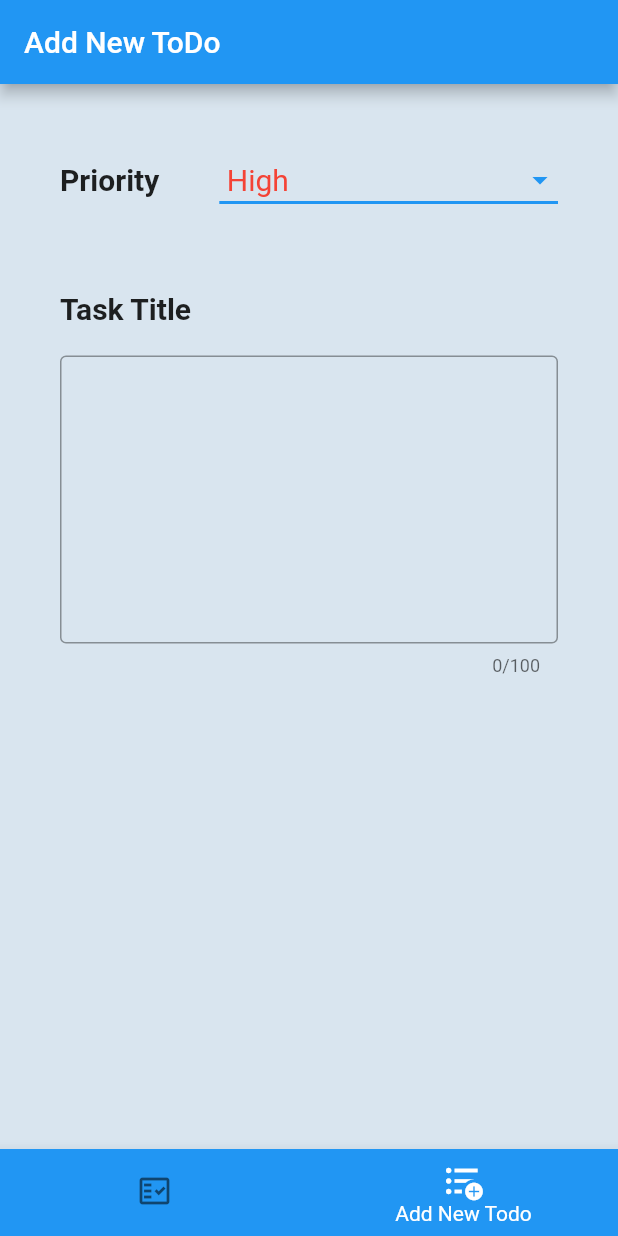
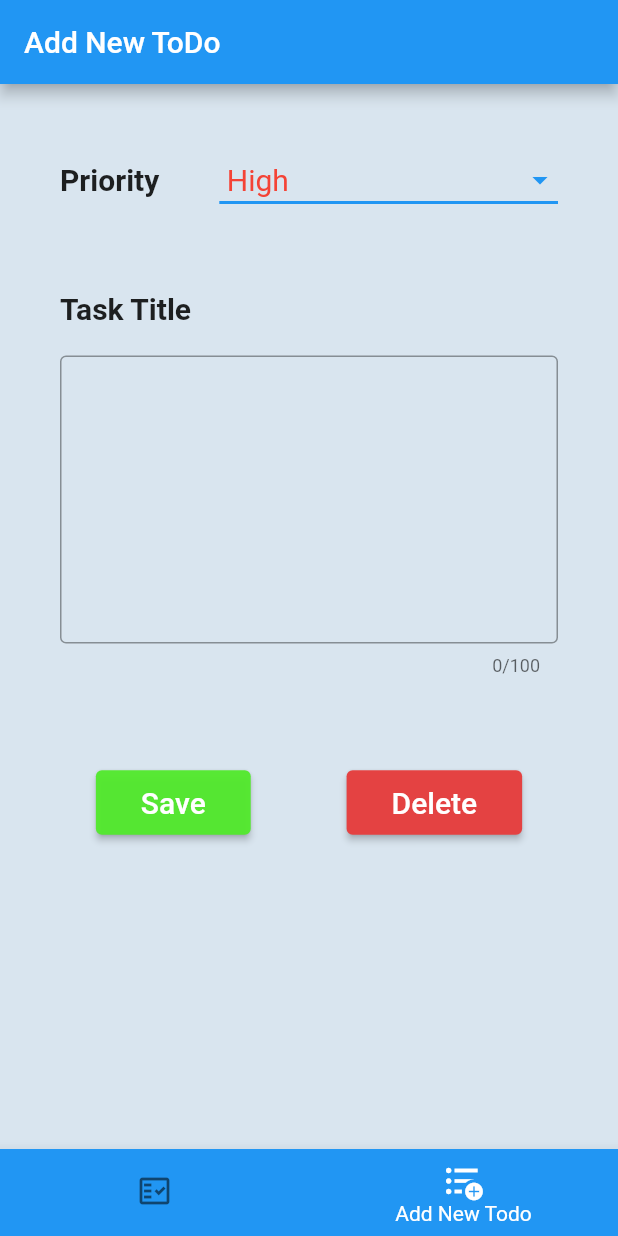
Before and after one commit to gouravpatil70/ToDos_Application, a Flutter app: the screen it shows after launch, item 2 of the bottom bar chosen, on a phone screen of 412 x 824 dp. Run offline on Flutter 3.47's test engine with Material 2 defaults, Android fonts, the phone set to English and light mode, and no system bars; our stand-ins replace curved_navigation_bar, sqflite; accounts and stored records are empty.

Commit message:
Added Buttons, Added Save Button & Some other Functionality, New Colors added

```diff
--- a/todo_app/lib/Component/Components.dart
+++ b/todo_app/lib/Component/Components.dart
@@ -121,7 +121,8 @@ class Components{
             child: Text(
               value,
               style: const TextStyle(
-                color: Colors.red,
+                color: AppColors.dropDownMenuItemColor,
+                fontWeight: FontWeight.w400,
                 fontSize: 20.0,
               ),
             ),
@@ -132,4 +133,41 @@ class Components{
     );
   }
 
+  static TextFormField textFormFieldWidget(String dataVariable){
+    return TextFormField(
+      validator: (input){
+        if(input!.isEmpty){
+          return 'Please provide title here';
+        }
+        return null;
+      },
+      decoration: const InputDecoration(
+        border: OutlineInputBorder(),
+      ),
+      maxLines: 8,
+      maxLength: 100,
+      onChanged: (input)=> dataVariable = input,
+    );
+  }
+
+  static buttonWidget(Color buttonColor,String buttonName, var actionMethod){
+    return ElevatedButton(
+      onPressed: (){
+        actionMethod();
+      },
+      style: ElevatedButton.styleFrom(
+        backgroundColor: buttonColor,
+        padding: const EdgeInsets.fromLTRB(30.0, 10.0, 30.0, 10.0)
+      ),
+
+      child: Text(
+        buttonName,
+        style: const TextStyle(
+          color: Colors.white,
+          fontSize: 20.0
+        )
+      )
+    );
+  }
+
 }
--- a/todo_app/lib/Screens/AddTaskPage.dart
+++ b/todo_app/lib/Screens/AddTaskPage.dart
@@ -16,6 +16,8 @@ class _AddTaskState extends State<AddTask> {
   int currentIndex = 1;
   final GlobalKey<FormState> _key = GlobalKey();
   String currentPriority = 'High';
+  String noteTitle = '';
+
   @override
   Widget build(BuildContext context) {
     return  Scaffold(
@@ -50,20 +52,22 @@ class _AddTaskState extends State<AddTask> {
                 padding: const EdgeInsets.fromLTRB(40.0, 40.0, 40.0, 10.0),
                 child: Components.textWidget('Task Title'),
               ),
+
               Padding(
                 padding: const EdgeInsets.fromLTRB(40.0, 10.0, 40.0, 10.0),
-                child: TextFormField(
-                    validator: (input){
-                      if(input!.isEmpty){
-                        return 'Please provide title here';
-                      }
-                      return null;
-                    },
-                    maxLines: 8,
-                    maxLength: 100,
-                    decoration: const InputDecoration(
-                      border: OutlineInputBorder(),
-                    ),
+                child: Components.textFormFieldWidget(noteTitle),
+              ),
+
+
+              // Buttons
+              Padding(
+                padding: const EdgeInsets.only(top: 50.0),
+                child: Row(
+                  mainAxisAlignment: MainAxisAlignment.spaceEvenly,
+                  children: [
+                    Components.buttonWidget(AppColors.saveButtonColor,'Save', onSaveMethod),
+                    Components.buttonWidget(AppColors.deleteButtonColor,'Delete', onDeleteMethod),
+                  ],
                 ),
               )
             ],
@@ -98,5 +102,47 @@ class _AddTaskState extends State<AddTask> {
     });
   }
 
+  onSaveMethod(){
+      if(_key.currentState!.validate()){
+        _key.currentState!.save();
+        showDialogBox('Success','Data Saved');
+      }
+  }
+  onDeleteMethod(){}
+
+  showDialogBox(String title, String content){
+    return showDialog(
+      context: context,
+      builder: (BuildContext context){
+        return AlertDialog(
+          shape: RoundedRectangleBorder(
+            borderRadius: BorderRadius.circular(9.0)
+          ),
+          title: Text(
+            title
+          ),
+          content: Text(
+            content
+          ),
+          actions: [
+            TextButton(
+              onPressed: (){
+                Navigator.of(context).pop();
+              },
+              style: TextButton.styleFrom(
+                backgroundColor: AppColors.appPrimaryColor,
+              ),
+              child: const Text(
+                'Ok',
+                style: TextStyle(
+                  color: AppColors.textWhiteColor,
+                ),
+              ),
+            )
+          ],
+        );
+      }
+    );
+  }
   defaultEmptyMethod(){}
 }
--- a/todo_app/lib/Utils/AppColors.dart
+++ b/todo_app/lib/Utils/AppColors.dart
@@ -5,6 +5,9 @@ class AppColors{
   static const appPrimaryColorForWidget = Colors.blue;
   static const Color appBackgroundColor = Color.fromARGB(255, 217, 229, 239);
   static const Color textWhiteColor = Colors.white;
+  static const Color saveButtonColor = Color.fromARGB(244, 82, 233, 44);
+  static const Color deleteButtonColor = Color.fromRGBO(228, 66, 66, 1);
+  static const Color dropDownMenuItemColor = Colors.red;
   static const Color onSelectedBottomNavigationButton = Colors.white;
   static const Color bottomNavigationBarButtonColor = Colors.white;
 }
```
